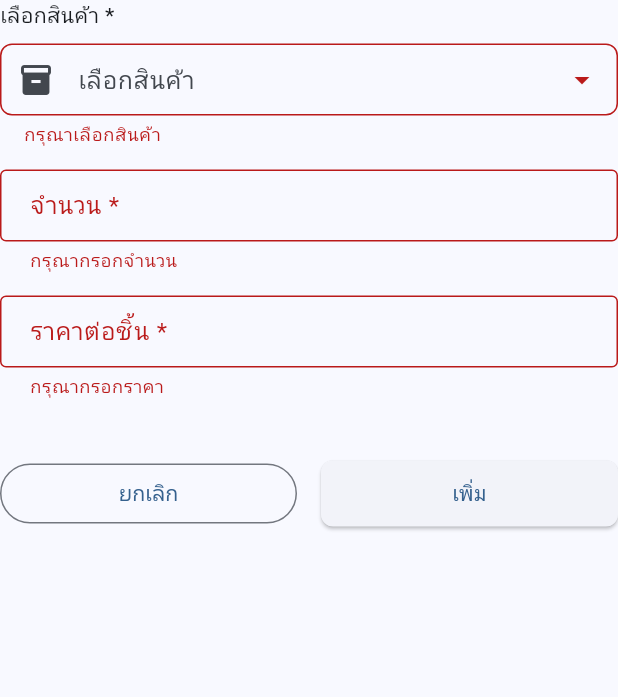
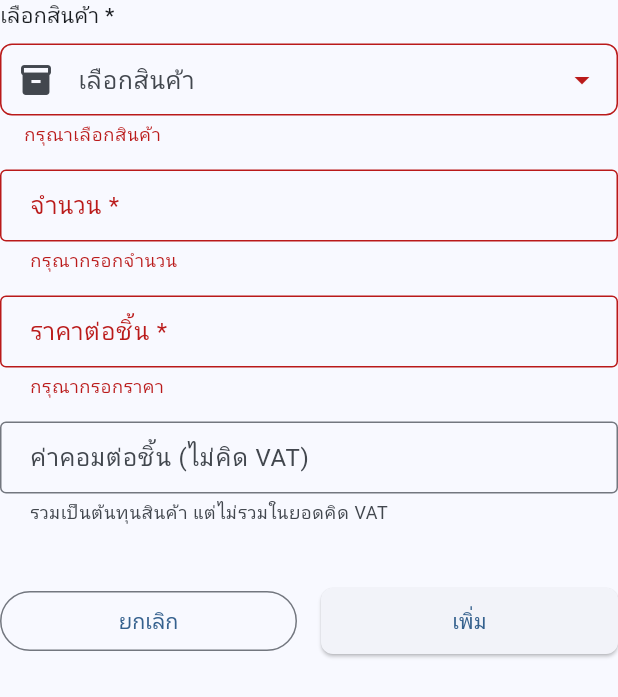
Before and after one commit to nattarujantj/goodpack-web, a Flutter app: the _AddItemForm widget shown alone on an empty page, opened directly with empty values, after a tap on "เพิ่ม", on a phone screen of 412 x 824 dp. Shown: the top 697 px of the screen. Run offline on Flutter 3.47's test engine with Material 3 defaults, Android fonts, the phone set to English and light mode, and no system bars; our stand-ins replace file_picker, go_router, image_picker, pdf, printing, shared_preferences; missing offline and left inert: dart:html; accounts and stored records are empty; network calls fail.

Commit message:
Add commission-per-unit input to purchase items
Lets users enter a per-unit commission on any purchase item. It counts toward
the product's real cost (backend adds commissionPerUnit to the effective unit
price) but is excluded from VAT and the purchase totals. Editing an item now
keeps its commission instead of dropping it.

Co-Authored-By: Claude Opus 5.5 <noreply@anthropic.com>
Claude-Session: https://claude.ai/code/session_016e4iUHStGLttZvTXb6TmUP

```diff
--- a/lib/screens/purchase_form_screen.dart
+++ b/lib/screens/purchase_form_screen.dart
@@ -1080,6 +1080,13 @@ class _PurchaseFormScreenState extends State<PurchaseFormScreen> {
               ),
             ],
           ),
+          if (item.commissionPerUnit != null && item.commissionPerUnit! > 0) ...[
+            const SizedBox(height: 8),
+            Text(
+              'ค่าคอม (ไม่คิด VAT): ฿${_formatUnitPrice(item.commissionPerUnit!)}/ชิ้น · ต้นทุนจริง: ฿${_formatUnitPrice(item.unitPrice + item.commissionPerUnit!)}/ชิ้น',
+              style: TextStyle(fontSize: 12, color: Colors.orange[800], fontStyle: FontStyle.italic),
+            ),
+          ],
           if (_isVAT) ...[
             const SizedBox(height: 8),
             Row(
@@ -1120,6 +1127,7 @@ class _PurchaseFormScreenState extends State<PurchaseFormScreen> {
 
   Widget _buildTotalSummary() {
     final itemsTotal = _purchaseItems.fold(0.0, (sum, item) => sum + item.totalPrice);
+    final totalCommission = _purchaseItems.fold(0.0, (sum, item) => sum + (item.commissionPerUnit ?? 0) * item.quantity);
     double totalBeforeVAT = itemsTotal;
 
     // Calculate VAT based on VAT type
@@ -1210,6 +1218,19 @@ class _PurchaseFormScreenState extends State<PurchaseFormScreen> {
               ),
             ],
           ),
+          if (totalCommission > 0) ...[
+            const SizedBox(height: 8),
+            Row(
+              mainAxisAlignment: MainAxisAlignment.spaceBetween,
+              children: [
+                const Text('ค่าคอมรวม (ไม่คิด VAT, นับเป็นต้นทุน):'),
+                Text(
+                  '฿${totalCommission.toStringAsFixed(2)}',
+                  style: TextStyle(color: Colors.orange[800], fontWeight: FontWeight.w500),
+                ),
+              ],
+            ),
+          ],
         ],
       ),
     );
@@ -1762,7 +1783,9 @@ class _AddItemFormState extends State<_AddItemForm> {
   Product? _selectedPreform;
   final _quantityController = TextEditingController();
   final _unitPriceController = TextEditingController();
+  final _commissionController = TextEditingController();
   final _priceFocusNode = FocusNode();
+  final _commissionFocusNode = FocusNode();
 
   bool get _isEditMode => widget.initialItem != null;
 
@@ -1781,6 +1804,9 @@ class _AddItemFormState extends State<_AddItemForm> {
       );
       _quantityController.text = item.quantity.toString();
       _unitPriceController.text = item.unitPrice.toString();
+      if (item.commissionPerUnit != null && item.commissionPerUnit! > 0) {
+        _commissionController.text = item.commissionPerUnit.toString();
+      }
       if (item.preformProductId != null) {
         _selectedPreform = widget.products.cast<Product?>().firstWhere(
           (p) => p!.id == item.preformProductId,
@@ -1794,7 +1820,9 @@ class _AddItemFormState extends State<_AddItemForm> {
   void dispose() {
     _quantityController.dispose();
     _unitPriceController.dispose();
+    _commissionController.dispose();
     _priceFocusNode.dispose();
+    _commissionFocusNode.dispose();
     super.dispose();
   }
 
@@ -1851,13 +1879,39 @@ class _AddItemFormState extends State<_AddItemForm> {
               border: OutlineInputBorder(),
             ),
             keyboardType: const TextInputType.numberWithOptions(decimal: true),
-            textInputAction: TextInputAction.done,
+            textInputAction: TextInputAction.next,
+            onFieldSubmitted: (_) => _commissionFocusNode.requestFocus(),
             validator: (value) {
               if (value == null || value.trim().isEmpty) {
                 return 'กรุณากรอกราคา';
               }
               if (double.tryParse(value) == null || double.parse(value) <= 0) {
                 return 'กรุณากรอกราคาที่ถูกต้อง';
+              }
+              return null;
+            },
+          ),
+
+          const SizedBox(height: 16),
+
+          // Commission per unit (Optional): นับเป็นต้นทุนสินค้า แต่ไม่คิด VAT
+          TextFormField(
+            controller: _commissionController,
+            focusNode: _commissionFocusNode,
+            decoration: const InputDecoration(
+              labelText: 'ค่าคอมต่อชิ้น (ไม่คิด VAT)',
+              helperText: 'รวมเป็นต้นทุนสินค้า แต่ไม่รวมในยอดคิด VAT',
+              border: OutlineInputBorder(),
+            ),
+            keyboardType: const TextInputType.numberWithOptions(decimal: true),
+            textInputAction: TextInputAction.done,
+            validator: (value) {
+              if (value == null || value.trim().isEmpty) {
+                return null;
+              }
+              final v = double.tryParse(value);
+              if (v == null || v < 0) {
+                return 'กรุณากรอกค่าคอมที่ถูกต้อง';
               }
               return null;
             },
@@ -1915,6 +1969,7 @@ class _AddItemFormState extends State<_AddItemForm> {
 
     final quantity = int.parse(_quantityController.text);
     final unitPrice = double.parse(_unitPriceController.text);
+    final commission = double.tryParse(_commissionController.text.trim()) ?? 0.0;
 
     // Calculate total price: unitPrice * quantity (ไม่รวม preform cost)
     // Preform cost จะถูกใช้ในการคำนวณต้นทุนเฉลี่ยที่ backend เท่านั้น
@@ -1940,6 +1995,7 @@ class _AddItemFormState extends State<_AddItemForm> {
       unitPrice: unitPrice,
       preformProductId: _selectedPreform?.id,
       preformUnitPrice: _selectedPreform != null ? preformUnitPrice : null,
+      commissionPerUnit: commission > 0 ? commission : null,
       totalPrice: totalPrice,
     );
 
```
